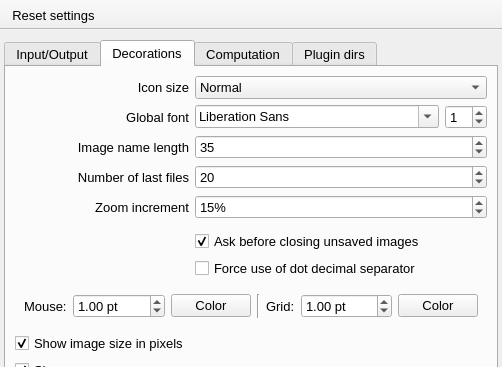
Old version of the form src/pans/nPreferences.ui in the repository NeutrinoToolkit/Neutrino; both pictures show x 0 to 502 and y 0 to 367 of the 502 by 569 pixel window.
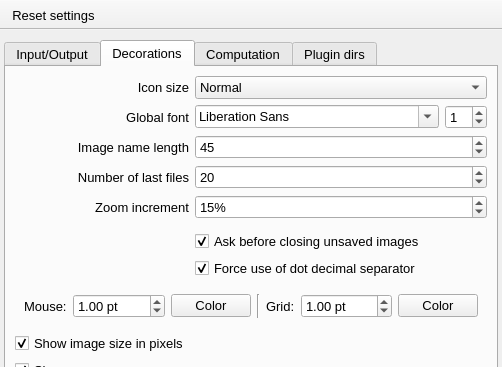
New version of the form. The open tabs and pages were chosen to show the change. Icons and pictures are not drawn.

Commit message: small fix for decimal dot

```diff
--- a/src/pans/nPreferences.ui
+++ b/src/pans/nPreferences.ui
@@ -934,8 +934,11 @@
         </item>
         <item row="2" column="1">
          <widget class="QSpinBox" name="physNameLength">
+          <property name="minimum">
+           <number>5</number>
+          </property>
           <property name="value">
-           <number>35</number>
+           <number>45</number>
           </property>
           <property name="neutrinoSave" stdset="0">
            <bool>true</bool>
@@ -1218,6 +1221,9 @@
           <property name="text">
            <string>Force use of dot decimal separator</string>
           </property>
+          <property name="checked">
+           <bool>true</bool>
+          </property>
           <property name="neutrinoSave" stdset="0">
            <bool>true</bool>
           </property>
```
Left out of the diff: 35 changed lines with no effect on the pictures. The commit also changes 2 other files.
